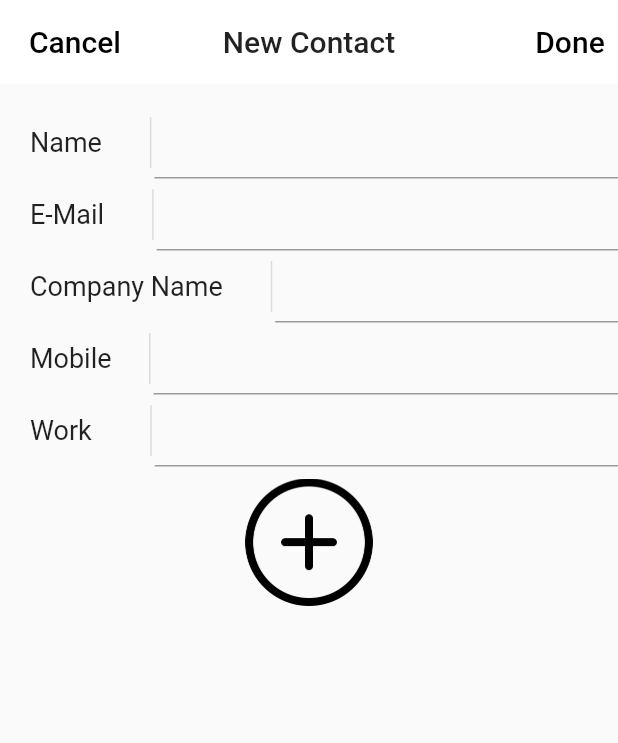
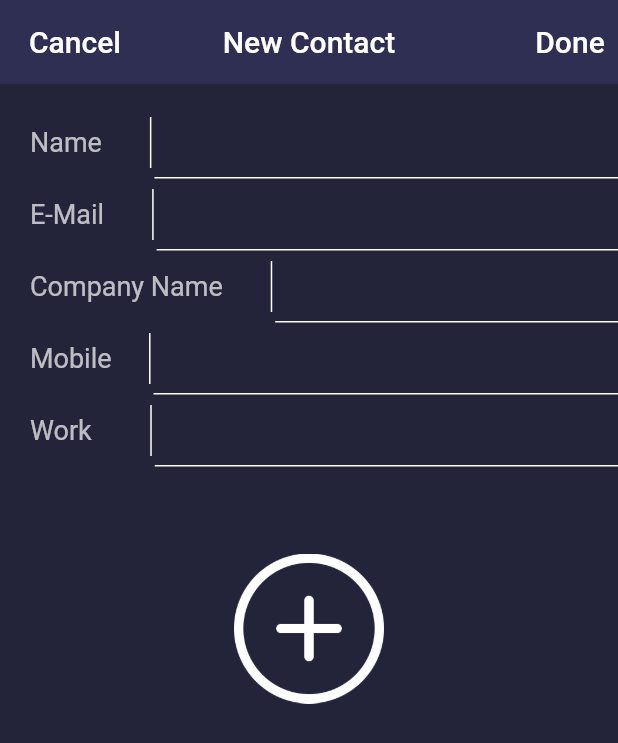
Before and after one commit to m0inur/Contacts-Flutter, a Flutter app: the screen it shows after launch, after a tap on the "add" icon, on a phone screen of 412 x 824 dp. Shown: the top 743 px of the screen. Run offline on Flutter 3.47's test engine with Material 2 defaults, Android fonts, the phone set to English and light mode, and no system bars; our stand-ins replace firebase_core, image_picker, sqflite; accounts and stored records are empty.

Commit message:
Change color scheme to dark mode

```diff
--- a/lib/contact.dart
+++ b/lib/contact.dart
@@ -20,9 +20,9 @@ class Contact {
     this.name = name;
     this.companyName = companyName;
     this.email = email;
-    this.mobile = mobile;
+    this.mobile = mobile is String ? int.parse(mobile) : mobile;
 
-    if(work is int) this.work = work;
+    this.work = work is int ? work : int.parse(work);
 
     if(avatarImage is String) {
       this.avatarImage = File(avatarImage);
--- a/lib/main.dart
+++ b/lib/main.dart
@@ -19,6 +19,34 @@ class MyApp extends StatelessWidget {
         accentColor: Colors.white,
         primaryColor: Colors.white,
         brightness: Brightness.light,
+          // backgroundColor: Color(0xffb),
+
+        appBarTheme: AppBarTheme(
+          backgroundColor: Color(0xff2f2f53),
+          elevation: 0.0,
+
+          actionsIconTheme: IconThemeData(
+            color: Colors.white,
+          )
+        ),
+
+        scaffoldBackgroundColor: Color(0xff232339),
+
+        floatingActionButtonTheme: FloatingActionButtonThemeData(
+          backgroundColor: Color(0xff3d3d63),
+        ),
+
+        textTheme: TextTheme(
+          bodyText1: TextStyle(),
+          bodyText2: TextStyle(),
+        ).apply(
+          bodyColor: Colors.white,
+          displayColor: Colors.blue,
+        ),
+
+        cardTheme: CardTheme(
+          color: Color(0xff232339),
+        )
       ),
 
       initialRoute: "/",
--- a/lib/pages/contacts.dart
+++ b/lib/pages/contacts.dart
@@ -59,9 +59,9 @@ class _ContactsState extends State<Contacts> {
             ),
             Text(
               "All",
-              // style: TextStyle(color: Colors.black),
+              style: TextStyle(color: Colors.white),
             ),
-            Icon(Icons.keyboard_arrow_down),
+            Icon(Icons.keyboard_arrow_down, color: Colors.white,),
           ],
         ),
       ),
--- a/lib/pages/loading_page.dart
+++ b/lib/pages/loading_page.dart
@@ -9,6 +9,7 @@ class LoadingPage extends StatefulWidget {
 
 class _LoadingPageState extends State<LoadingPage> {
   Sqflite sqflite = Sqflite();
+
   final Future<FirebaseApp> _initialization = Firebase.initializeApp();
   bool hasContacts = false;
   bool hasErrorConnectingToFirebase = false;
@@ -17,13 +18,14 @@ class _LoadingPageState extends State<LoadingPage> {
   void getContacts() async {
     await sqflite.getContacts();
     hasContacts = true;
-    // print("Got Contacts, ${sqflite.contacts}");
+    print("Got Contacts");
     isConnected();
   }
 
   void isConnected() {
     if(hasErrorConnectingToFirebase || hasConnectedToFirebase) {
       if(hasContacts) {
+
         Future.delayed(Duration.zero, () {
           Navigator.pushReplacementNamed(context, "/contacts", arguments: {
             "sqflite": sqflite,
--- a/lib/pages/new_contact.dart
+++ b/lib/pages/new_contact.dart
@@ -35,7 +35,7 @@ class _NewContactState extends State<NewContact> {
     super.dispose();
   }
 
-  AppBar newContactAppBar() {
+  AppBar appBar() {
     return AppBar(
       elevation: 0.0,
       leadingWidth: 100,
@@ -46,13 +46,14 @@ class _NewContactState extends State<NewContact> {
         },
         child: Text(
           "Cancel",
-          style: TextStyle(fontSize: 20, color: Colors.black),
+          style: TextStyle(fontSize: 20, color: Colors.white),
         ),
       ),
       title: Text(
         "New Contact",
         style: TextStyle(
           fontSize: 20,
+          color: Colors.white,
         ),
       ),
       actions: [
@@ -62,7 +63,7 @@ class _NewContactState extends State<NewContact> {
           },
           child: Text(
             "Done",
-            style: TextStyle(fontSize: 20, color: Colors.black),
+            style: TextStyle(fontSize: 20, color: Colors.white),
           ),
         ),
       ],
@@ -76,12 +77,13 @@ class _NewContactState extends State<NewContact> {
 
         Text(
           text,
-          style: TextStyle(fontSize: 18),
+          style: textStyle,
         ),
         // print(_textSize(text, TextStyle(fontSize: 18))),
         SizedBox(width: nameAndDividerGap),
 
         VerticalDivider(
+          color: Colors.white,
           thickness: 1,
           width: 5,
           indent: 7,
@@ -93,7 +95,12 @@ class _NewContactState extends State<NewContact> {
           // width: SizeConfig().widthSize(context, 1.5),
           child: TextFormField(
             controller: myController,
+
             decoration: new InputDecoration(
+              enabledBorder: UnderlineInputBorder(
+                borderSide: BorderSide(color: Colors.white),
+              ),
+
               contentPadding:
                   EdgeInsets.only(left: 15, bottom: 11, top: 11, right: 15),
             ),
@@ -167,12 +174,13 @@ class _NewContactState extends State<NewContact> {
     sqflite = data["sqflite"];
 
     TextStyle textStyle = TextStyle(
+      color: Colors.white70,
       fontSize: 18,
     );
 
     return Scaffold(
         resizeToAvoidBottomInset: false,
-        appBar: newContactAppBar(),
+        appBar: appBar(),
         body: Container(
           child: Column(
             children: <Widget>[
@@ -200,15 +208,21 @@ class _NewContactState extends State<NewContact> {
                       TextInputType.number),
                 ],
               ),
+
+              SizedBox(height: 50,),
+
               IconButton(
                 onPressed: () {
                   print("Select image");
                   getImage();
                 },
+
                 icon: _avatarImage.path != ""
                     ? Image.file(_avatarImage)
-                    : Image.asset('assets/newImage.png'),
-                iconSize: 85,
+                    : Image.asset('assets/newImage.png', color: Colors.white,),
+
+                iconSize: 100,
+
               ),
               SizedBox(height: 15),
             ],
```
Also changed, not shown: lib/pages/details.dart (+4 -10 lines), lib/pages/edit.dart (+32 -23 lines), assets/transparent-circle.png.
